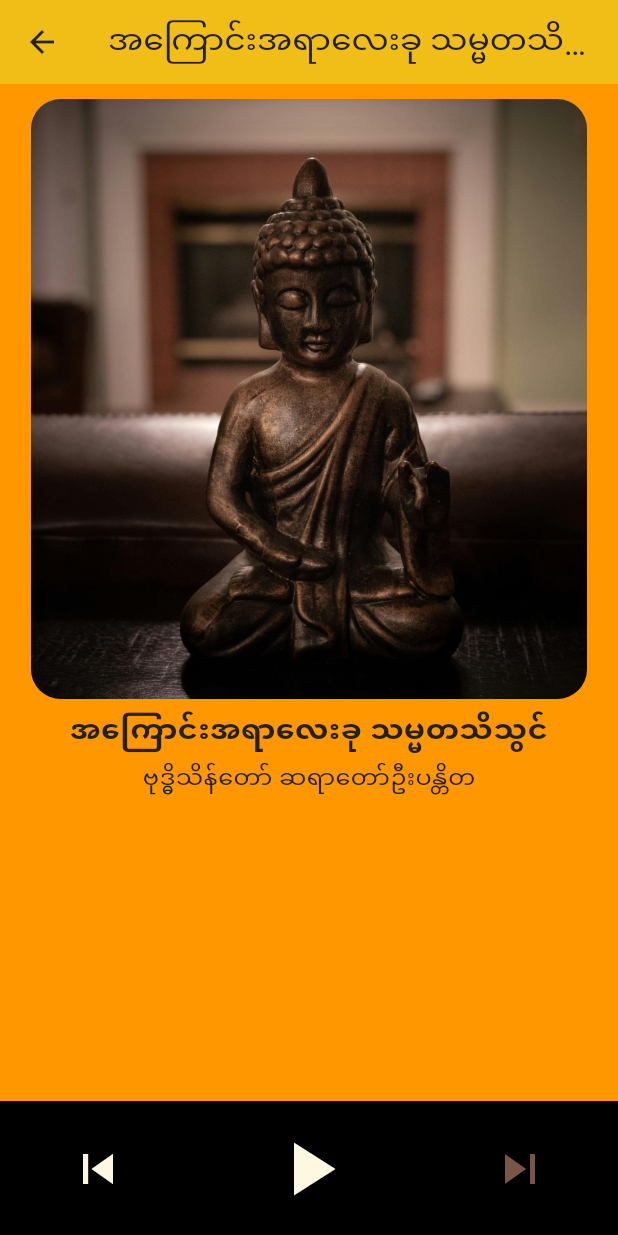
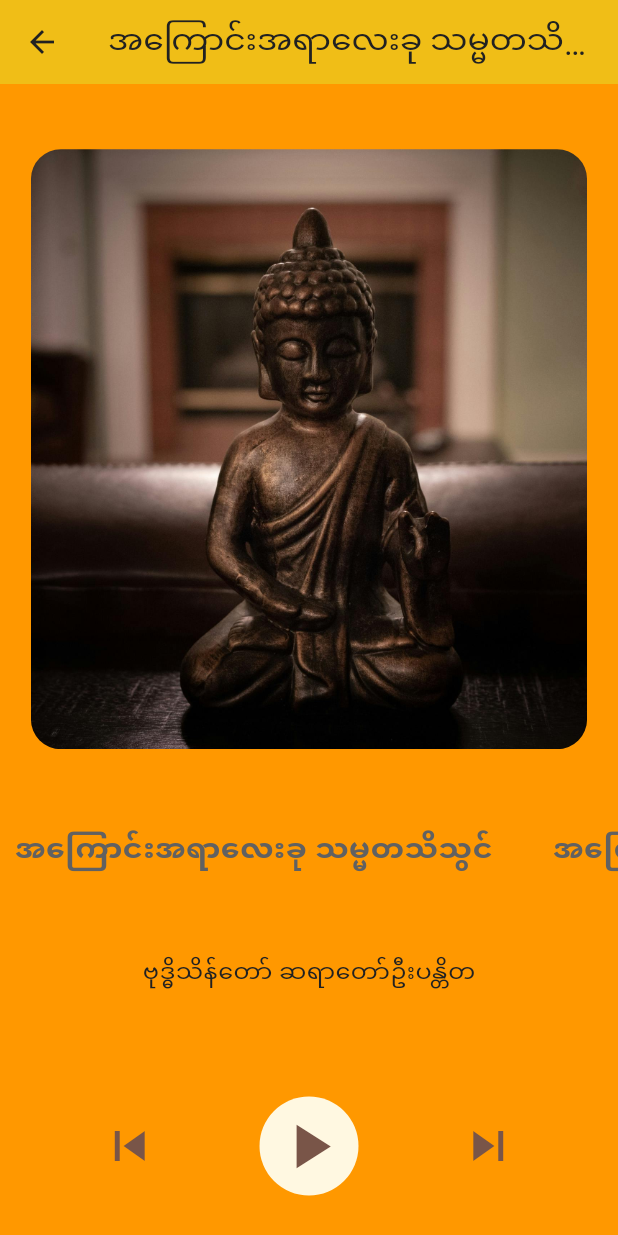
Before and after one commit to PhyoeKyawThan/peace, a Flutter app: the screen it shows after launch, after a tap on "အကြောင်းအရာလေးခု သမ္မတသိသွင်", on a phone screen of 412 x 824 dp. Run offline on Flutter 3.47's test engine with Material 3 defaults, Android fonts, the light colour scheme and no system bars; drawn by our look-alikes of marquee; our stand-ins replace audio_service, just_audio, sqflite; accounts and stored records are empty.

Commit message:
changes: minor fixes

```diff
--- a/lib/screens/home.dart
+++ b/lib/screens/home.dart
@@ -90,6 +90,7 @@ class _HomeScreenState extends State<HomeScreen> {
                 backgroundColor: WidgetStateProperty.all(
                   AppColors.primaryLight,
                 ),
+                iconSize: WidgetStateProperty.all(40),
                 padding: WidgetStateProperty.all(EdgeInsets.all(8)),
               ),
             )
--- a/lib/screens/single_lesson_view.dart
+++ b/lib/screens/single_lesson_view.dart
@@ -1,4 +1,5 @@
 import 'package:flutter/material.dart';
+import 'package:marquee/marquee.dart';
 import 'package:mind_peace/constants/colors.dart';
 import 'package:mind_peace/models/lesson_model.dart';
 import 'package:mind_peace/services/audio_service.dart';
@@ -25,8 +26,8 @@ class _SingleLessonViewState extends State<SingleLessonView> {
         height: double.infinity,
         color: AppColors.secondaryLight,
         child: Column(
+          mainAxisAlignment: .spaceEvenly,
           children: [
-            SizedBox(height: 10),
             ClipRRect(
               borderRadius: BorderRadiusGeometry.circular(20),
               child: Image.asset(
@@ -36,16 +37,26 @@ class _SingleLessonViewState extends State<SingleLessonView> {
                 fit: BoxFit.cover,
               ),
             ),
-            SizedBox(height: 8),
-            Text(
-              lesson.title,
-              style: TextStyle(
-                fontSize: 20,
-                color: AppColors.textPrimaryLight,
-                fontWeight: FontWeight.bold,
+            SizedBox(
+              height: 50,
+              child: Marquee(
+                text: lesson.title,
+                style: TextStyle(
+                  fontSize: 20,
+                  // color: const Color.fromARGB(255, 248, 213, 213),
+                  fontWeight: FontWeight.bold,
+                ),
+                scrollAxis: Axis.horizontal,
+                crossAxisAlignment: CrossAxisAlignment.center,
+                blankSpace: 40,
+                velocity: 50,
+                startPadding: 10,
+                accelerationDuration: Duration(seconds: 1),
+                accelerationCurve: Curves.linear,
+                decelerationDuration: Duration(seconds: 1),
+                decelerationCurve: Curves.easeOut,
               ),
             ),
-            SizedBox(height: 3),
             Text(
               lesson.sayartaw,
               style: TextStyle(
@@ -54,7 +65,6 @@ class _SingleLessonViewState extends State<SingleLessonView> {
                 fontWeight: FontWeight.w100,
               ),
             ),
-            SizedBox(height: 10),
 
             // SingleChildScrollView(
             //   child: Column(
@@ -65,11 +75,11 @@ class _SingleLessonViewState extends State<SingleLessonView> {
         ),
       ),
       bottomNavigationBar: Container(
-        height: 90,
-        // color: AppColors.secondaryLight,
-        color: Colors.black,
+        height: 120,
+        color: AppColors.secondaryLight,
+        // color: Colors.black,
         child: Row(
-          mainAxisAlignment: .spaceAround,
+          mainAxisAlignment: .spaceEvenly,
           children: [
             IconButton(
               onPressed: () async {
@@ -78,17 +88,22 @@ class _SingleLessonViewState extends State<SingleLessonView> {
               icon: Icon(
                 Icons.skip_previous,
                 size: 40,
-                color: AppColors.backgroundLight,
+                color: AppColors.accentLight,
               ),
             ),
             IconButton(
+              style: ButtonStyle(
+                backgroundColor: WidgetStateProperty.all(
+                  AppColors.backgroundLight,
+                ),
+              ),
               onPressed: () async {
                 await audioService.togglePlay();
               },
               icon: Icon(
                 audioService.isPlaying ? Icons.pause : Icons.play_arrow,
-                size: 60,
-                color: AppColors.backgroundLight,
+                size: 50,
+                color: AppColors.accentLight,
               ),
             ),
             IconButton(
--- a/pubspec.yaml
+++ b/pubspec.yaml
@@ -39,6 +39,7 @@ dependencies:
   sqflite: ^2.4.2
   path: ^1.9.1
   audio_service: ^0.18.18
+  marquee: ^2.3.0
 
 dev_dependencies:
   flutter_test:
```
Also changed, not shown: lib/screens/book_mark.dart (+10 -9 lines), lib/widgets/home_top_player.dart (+14 -5 lines), pubspec.lock.
